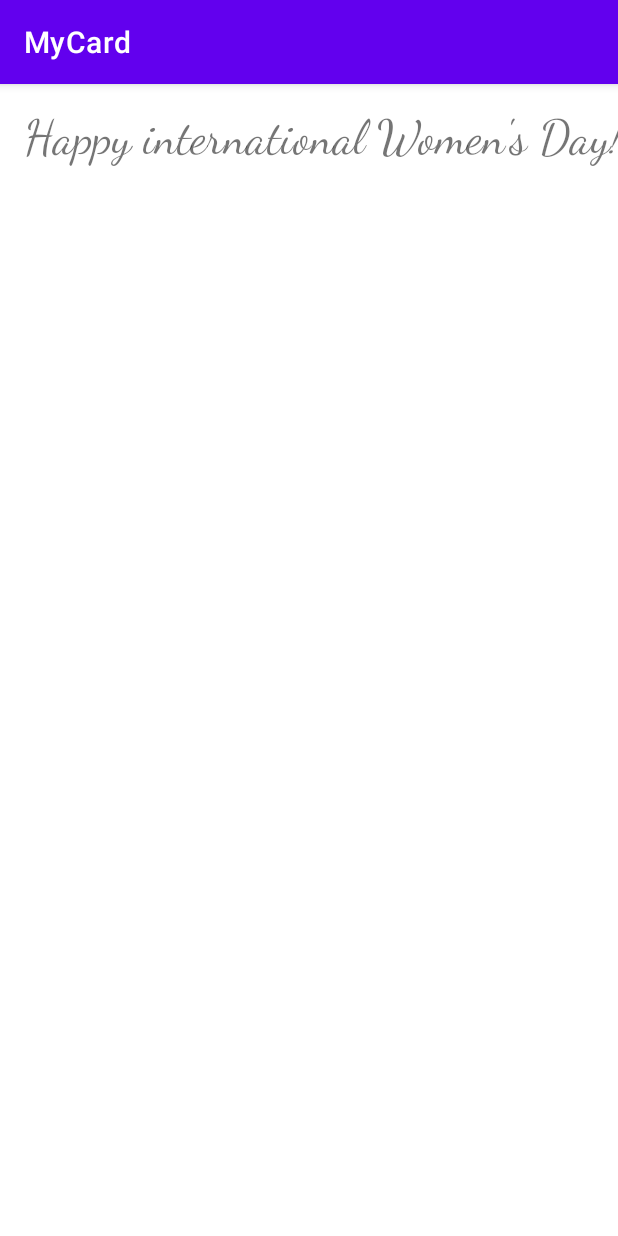
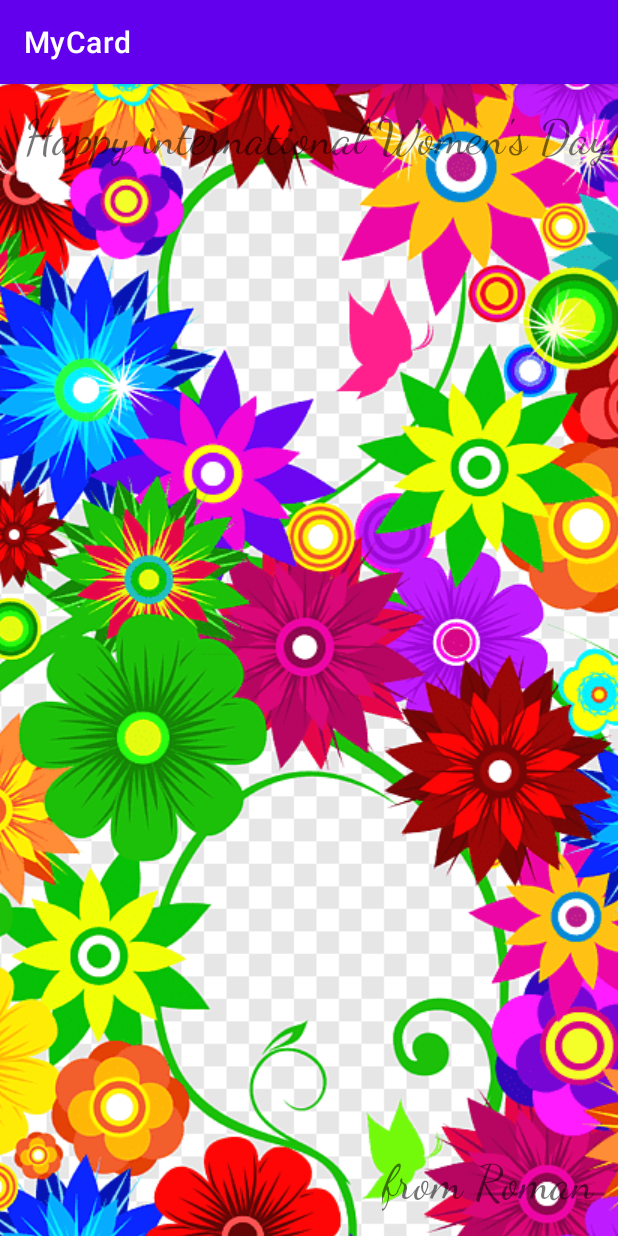
Before and after one commit to Ro-JA/MCard, an Android app: the screen it shows after launch (MainActivity), on a phone screen of 412 x 824 dp. Run offline under Robolectric (Android 15) with nearby library versions, the phone set to English and light mode, and no system bars.

Commit message:
correct image

```diff
--- a/app/src/main/res/layout/activity_main.xml
+++ b/app/src/main/res/layout/activity_main.xml
@@ -6,16 +6,41 @@
     android:layout_height="match_parent"
     tools:context=".MainActivity">
 
+    <ImageView
+        android:id="@+id/image_view"
+        android:layout_width="0dp"
+        android:layout_height="0dp"
+        android:importantForAccessibility="no"
+        android:scaleType="center"
+        app:layout_constraintBottom_toBottomOf="parent"
+        app:layout_constraintEnd_toEndOf="parent"
+        app:layout_constraintStart_toStartOf="parent"
+        app:layout_constraintTop_toTopOf="parent"
+        app:srcCompat="@drawable/_614536987_67_p_8_marta_na_belom_fone_83"
+        />
+
     <TextView
         android:id="@+id/text_view_top"
         android:layout_width="wrap_content"
         android:layout_height="wrap_content"
         android:layout_marginStart="@dimen/margin_text_view"
         android:layout_marginTop="@dimen/margin_text_view"
+        android:fontFamily="cursive"
         android:text="@string/text_top_text_view"
         android:textSize="@dimen/size_text_view"
-        android:fontFamily="cursive"
         app:layout_constraintStart_toStartOf="parent"
         app:layout_constraintTop_toTopOf="parent" />
 
+    <TextView
+        android:id="@+id/text_view_bottom"
+        android:layout_width="wrap_content"
+        android:layout_height="wrap_content"
+        android:layout_marginEnd="@dimen/margin_text_view"
+        android:layout_marginBottom="@dimen/margin_text_view"
+        android:fontFamily="cursive"
+        android:text="@string/text_bottom_text_view"
+        android:textSize="@dimen/size_text_view"
+        app:layout_constraintBottom_toBottomOf="parent"
+        app:layout_constraintEnd_toEndOf="parent" />
+
 </androidx.constraintlayout.widget.ConstraintLayout>
--- a/app/src/main/res/values/strings.xml
+++ b/app/src/main/res/values/strings.xml
@@ -1,4 +1,5 @@
 <resources>
     <string name="app_name">MyCard</string>
     <string name="text_top_text_view">Happy international Women\'s Day!</string>
+    <string name="text_bottom_text_view">from Roman</string>
 </resources>
```
Also changed, not shown: app/src/main/res/drawable/_614536987_67_p_8_marta_na_belom_fone_83.png (added), 1 other file.
